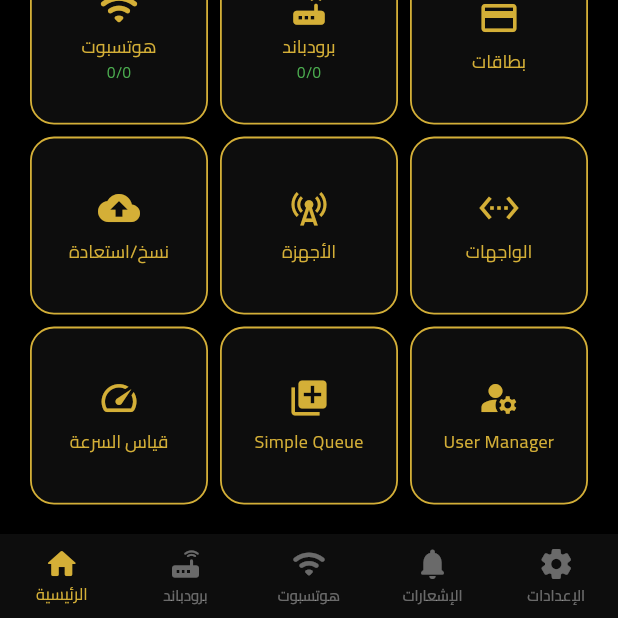
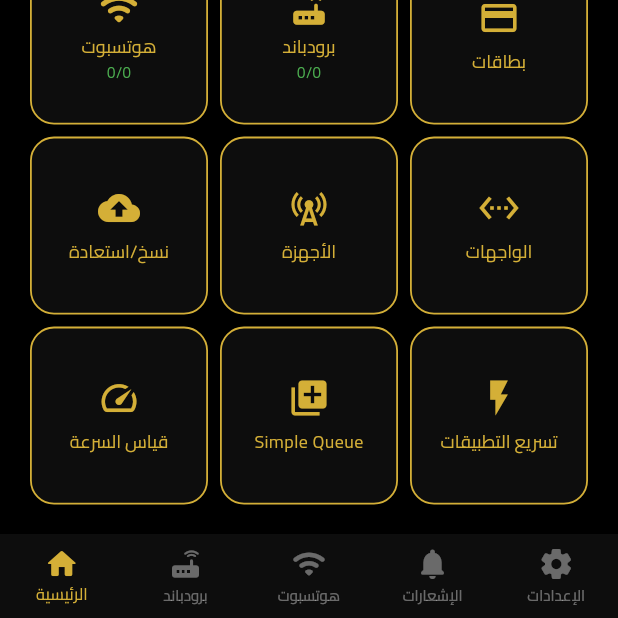
Before and after one commit to hmoodyking888-source/st.manager, a Flutter app: the DashboardScreen screen opened directly with empty values, scrolled down 105 dp, on a phone screen of 412 x 824 dp, the part 618-1236 px from its top. Run offline on Flutter 3.47's test engine with Material 3 defaults, Android fonts, the phone set to English and light mode, and no system bars; our stand-ins replace cloud_firestore, cross_file, firebase_core, flutter_secure_storage, image_picker, pdf and 1 more; missing offline and left inert: routeros_api; accounts and stored records are empty.

Commit message:
Replace User Manager with App Priority in dashboard

```diff
--- a/lib/screens/dashboard_screen.dart
+++ b/lib/screens/dashboard_screen.dart
@@ -9,7 +9,7 @@ import 'package:st_manager/screens/devices_screen.dart';
 import 'package:st_manager/screens/backup_restore_screen.dart';
 import 'package:st_manager/screens/interface_screen.dart';
 import 'package:st_manager/screens/simple_queue_screen.dart';
-import 'package:st_manager/screens/user_manager_screen.dart';
+import 'package:st_manager/screens/applications/scripts_screen.dart'; // استيراد شاشة تسريع التطبيقات
 import 'package:st_manager/widgets/side_drawer.dart';
 
 class DashboardScreen extends StatefulWidget {
@@ -793,12 +793,13 @@ class _DashboardScreenState extends State<DashboardScreen> {
                   ),
                 );
               }),
-              _buildMenuButton('User Manager', Icons.manage_accounts, () {
+              // ✅ زر تسريع التطبيقات بدلاً من User Manager
+              _buildMenuButton('تسريع التطبيقات', Icons.flash_on, () {
                 Navigator.push(
                   context,
                   MaterialPageRoute(
                     builder: (_) =>
-                        UserManagerScreen(routerService: _routerService),
+                        AppPriorityScreen(routerService: _routerService),
                   ),
                 );
               }),
```
